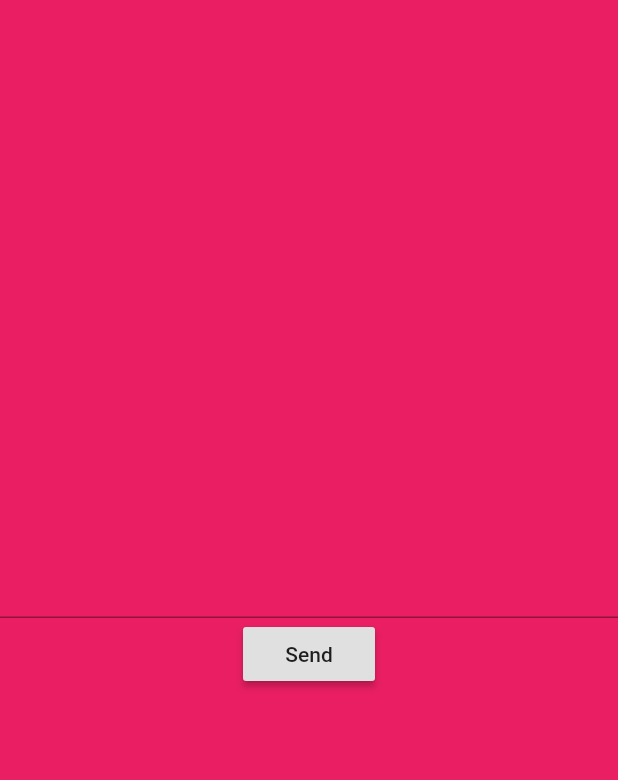
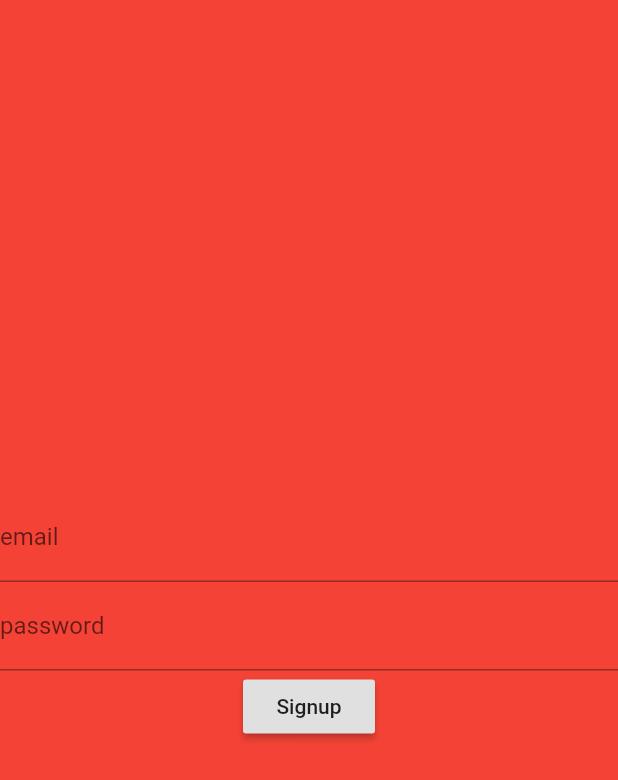
Before and after one commit to sg23x/My-Chat-App, a Flutter app: the screen it shows after launch, on a phone screen of 412 x 824 dp. Shown: the top 780 px of the screen. Run offline on Flutter 3.47's test engine with Material 2 defaults, Android fonts, the phone set to English and light mode, and no system bars; our stand-ins replace cloud_firestore, firebase_auth, firebase_core; accounts and stored records are empty.

```diff
--- /dev/null
+++ b/lib/UI/signup.dart
@@ -0,0 +1,47 @@
+import 'package:firebase_core/firebase_core.dart';
+import 'package:flutter/material.dart';
+import 'package:cloud_firestore/cloud_firestore.dart';
+import 'package:firebase_auth/firebase_auth.dart';
+
+// ignore: must_be_immutable
+class SignupScreen extends StatelessWidget {
+  String email;
+  String password;
+  @override
+  Widget build(BuildContext context) {
+    return Scaffold(
+      resizeToAvoidBottomInset: false,
+      resizeToAvoidBottomPadding: false,
+      backgroundColor: Colors.red,
+      body: Column(
+        mainAxisAlignment: MainAxisAlignment.center,
+        children: [
+          TextField(
+            decoration: InputDecoration(labelText: 'email'),
+            onChanged: (val) {
+              email = val;
+            },
+          ),
+          TextField(
+            decoration: InputDecoration(labelText: 'password'),
+            onChanged: (val) {
+              password = val;
+            },
+          ),
+          RaisedButton(
+            onPressed: () async {
+              print("$email $password");
+              await Firebase.initializeApp();
+              FirebaseAuth.instance.createUserWithEmailAndPassword(
+                  email: email, password: password);
+              FirebaseFirestore.instance.collection('users').add(
+                {'email': email, 'password': password},
+              );
+            },
+            child: Text("Signup"),
+          ),
+        ],
+      ),
+    );
+  }
+}
--- a/lib/main.dart
+++ b/lib/main.dart
@@ -1,5 +1,6 @@
 import 'package:flutter/material.dart';
 import 'package:my_chat_app/UI/chat_screen.dart';
+import 'package:my_chat_app/UI/signup.dart';
 
 void main() => runApp(
       MyApp(),
@@ -9,7 +10,7 @@ class MyApp extends StatelessWidget {
   @override
   Widget build(BuildContext context) {
     return MaterialApp(
-      home: ChatScreen(),
+      home: SignupScreen(),
     );
   }
 }
```
Also changed, not shown: pubspec.yaml (+4 -3 lines), pubspec.lock, 6 other files.
